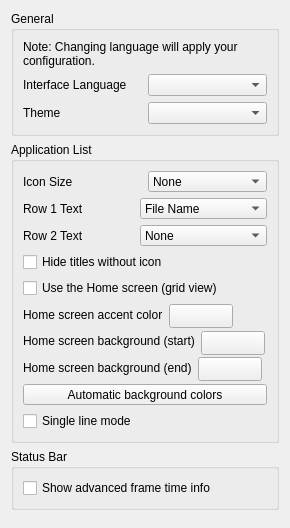
The window that src/citra_qt/configuration/configure_ui.ui (JGMirand4/azahar-mac-ui) describes before a commit, drawn with Qt 5.
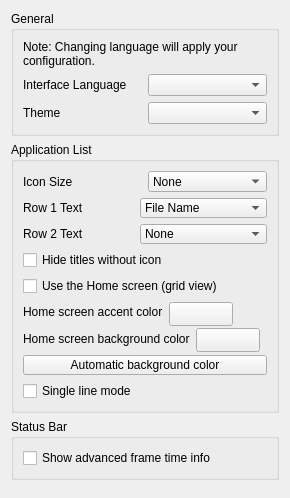
The same window after the commit.

Commit message:
Home: solid background, contrast-safe text, aligned labels, 3DS case spine, black app icon
Claude-Session: https://claude.ai/code/session_01LLLo2ht4xfQMabiq1ZFCk4

What changed in the file:
```diff
--- a/src/citra_qt/configuration/configure_ui.ui
+++ b/src/citra_qt/configuration/configure_ui.ui
@@ -241,7 +241,7 @@
           <item>
            <widget class="QLabel" name="home_bg_top_label">
             <property name="text">
-             <string>Home screen background (start)</string>
+             <string>Home screen background color</string>
             </property>
            </widget>
           </item>
@@ -273,47 +273,10 @@
           </item>
          </layout>
         </item>
-        <item>
-         <layout class="QHBoxLayout" name="home_bg_bottom_layout">
-          <item>
-           <widget class="QLabel" name="home_bg_bottom_label">
-            <property name="text">
-             <string>Home screen background (end)</string>
-            </property>
-           </widget>
-          </item>
-          <item>
-           <widget class="QPushButton" name="home_bg_bottom_button">
-            <property name="minimumSize">
-             <size>
-              <width>64</width>
-              <height>24</height>
-             </size>
-            </property>
-            <property name="text">
-             <string/>
-            </property>
-           </widget>
-          </item>
-          <item>
-           <spacer name="home_bg_bottom_spacer">
-            <property name="orientation">
-             <enum>Qt::Horizontal</enum>
-            </property>
-            <property name="sizeHint" stdset="0">
-             <size>
-              <width>40</width>
-              <height>20</height>
-             </size>
-            </property>
-           </spacer>
-          </item>
-         </layout>
-        </item>
         <item>
          <widget class="QPushButton" name="home_bg_reset_button">
           <property name="text">
-           <string>Automatic background colors</string>
+           <string>Automatic background color</string>
           </property>
          </widget>
         </item>
```
The commit also changes 13 other files.
